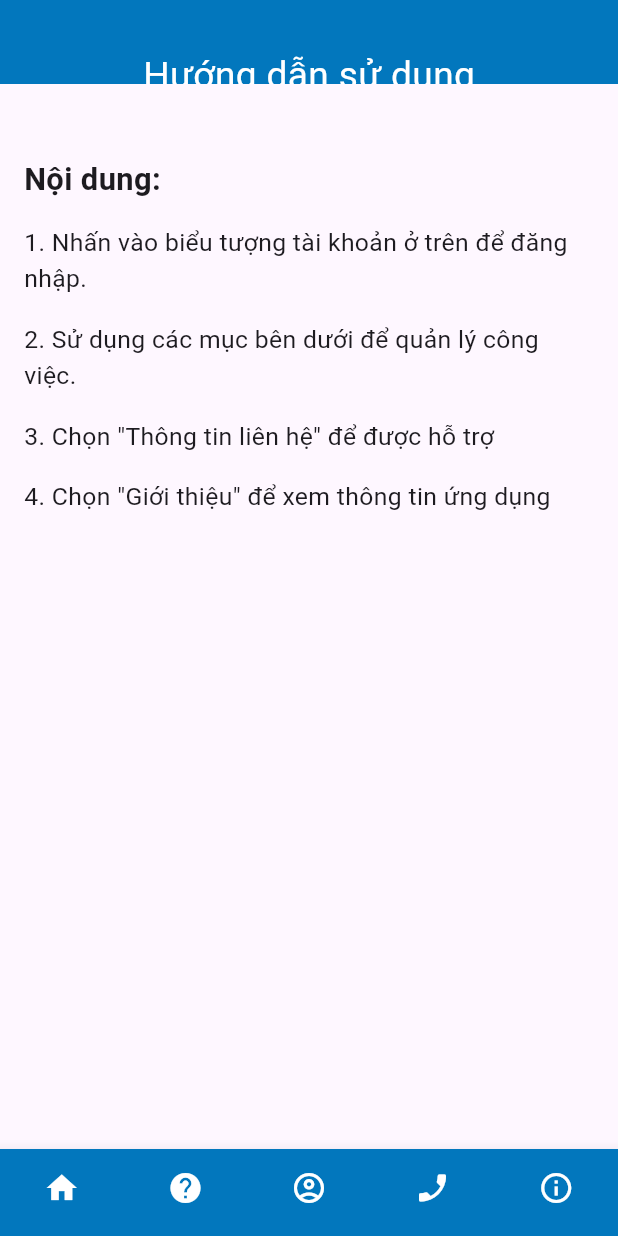
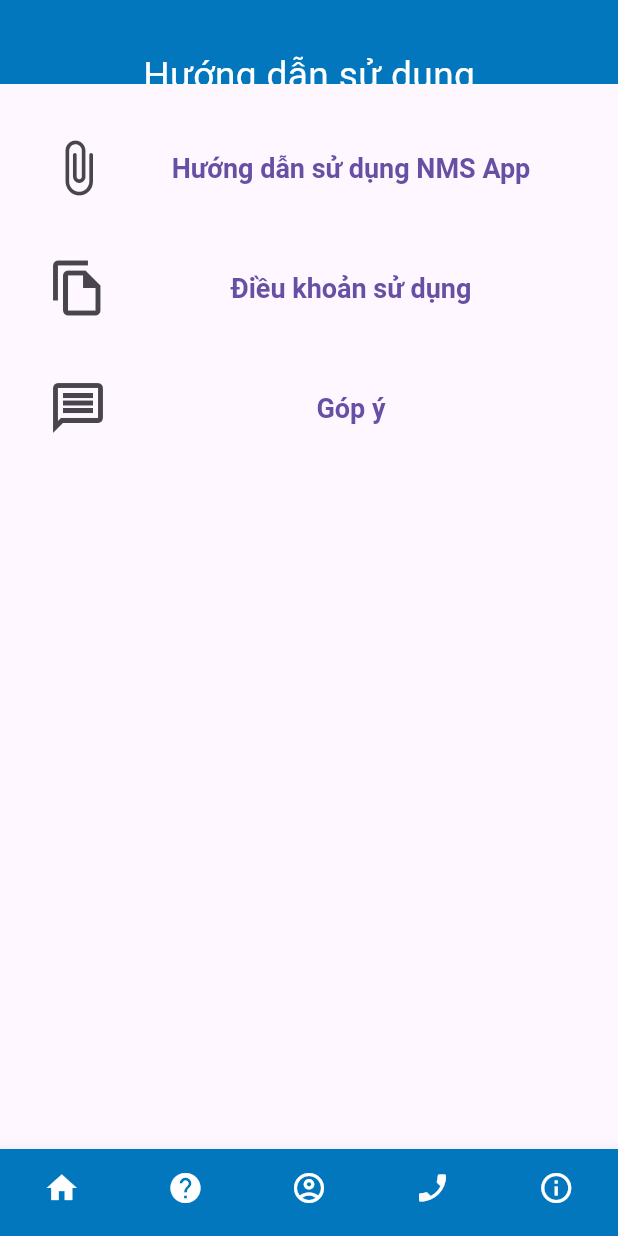
Before and after one commit to sieuga2712/NmsAppFlutter, a Flutter app: the HuongDanView screen opened by its route, on a phone screen of 412 x 824 dp. Run offline on Flutter 3.47's test engine with Material 3 defaults, Android fonts, the phone set to English and light mode, and no system bars; our stand-ins replace cookie_jar, diacritic, dio, flutter_html, flutter_spinkit, flutter_svg and 9 more; missing offline and left inert: flutter_web_auth_2, openid_client; accounts and stored records are empty; project files that could hold a hidden picture were left out.

```diff
--- a/lib/modules/views/welcomescreen/gioithieu_view.dart
+++ b/lib/modules/views/welcomescreen/gioithieu_view.dart
@@ -57,7 +57,7 @@ class GioiThieuView extends StatelessWidget {
                   crossAxisAlignment: CrossAxisAlignment.start,
                   children: <Widget>[
                     Text(
-                      'Thông tin phiên bản: 1.0.21',
+                      'Thông tin phiên bản: 1.0.0',
                       style: TextStyle(
                           fontSize: screenWidth * 0.04,
                           fontWeight: FontWeight.bold),
--- a/lib/modules/views/welcomescreen/huongdan_view.dart
+++ b/lib/modules/views/welcomescreen/huongdan_view.dart
@@ -3,10 +3,13 @@ import 'package:get/get.dart';
 import 'package:nms_app/global_widget/welcomescreen/custom_bottom_navigation_bar.dart';
 import 'package:nms_app/global_widget/welcomescreen/custom_header.dart';
 import 'package:nms_app/router.dart';
+import 'package:url_launcher/url_launcher.dart';
+import 'package:in_app_review/in_app_review.dart';
+
+import 'package:nms_app/core/values/app_color.dart';
 
 class HuongDanView extends StatelessWidget {
-  const HuongDanView({super.key});
-
+  final InAppReview inAppReview=InAppReview.instance;
   @override
   Widget build(BuildContext context) {
     final screenWidth = MediaQuery.of(context).size.width;
@@ -18,8 +21,7 @@ class HuongDanView extends StatelessWidget {
         child: Column(
           crossAxisAlignment: CrossAxisAlignment.start,
           children: <Widget>[
-            SizedBox(height: screenHeight * 0.04),
-            Text(
+            /*Text(
               'Nội dung:',
               style: TextStyle(
                 fontWeight: FontWeight.bold,
@@ -45,7 +47,82 @@ class HuongDanView extends StatelessWidget {
             Text(
               '4. Chọn "Giới thiệu" để xem thông tin ứng dụng',
               style: TextStyle(fontSize: screenWidth * 0.04),
+            ),*/ListTile(
+            leading: Icon(Icons.attach_file_rounded,
+                size: 40.0), // Biểu tượng bên trái
+            title: TextButton(
+              onPressed: () async {
+                final Uri url = Uri.parse(
+                    'https://youtu.be/uyfshNjbn38');
+               if (await canLaunchUrl(url)) {
+                  await launchUrl(url);
+                } else {
+                  throw 'Could not launch $url';
+                }
+              },
+              style: TextButton.styleFrom(
+                textStyle: TextStyle(
+                  color: Colors.blue,
+                  fontSize: 18,
+                  fontWeight: FontWeight.bold,
+                ), // Kiểu chữ
+              ),
+              child: Text('Hướng dẫn sử dụng NMS App'),
             ),
+            contentPadding:
+                EdgeInsets.symmetric(vertical: 8.0, horizontal: 16.0),
+          ),
+          ListTile(
+            leading: Icon(Icons.file_copy_outlined,
+                size: 40.0), // Biểu tượng bên trái
+            title: TextButton(
+              onPressed: () async {
+                final Uri url = Uri.parse(
+                    'https://docs.google.com/document/d/1QJklT1Xl2DPIz_eRjGHVEakqe0pCg9myDltq0rr0XOY/edit?usp=sharing');
+                if (await canLaunchUrl(url)) {
+                  await launchUrl(url);
+                } else {
+                  throw 'Could not launch $url';
+                }
+              },
+              style: TextButton.styleFrom(
+                textStyle: TextStyle(
+                  color: Colors.blue,
+                  fontSize: 18,
+                  fontWeight: FontWeight.bold,
+                ), // Kiểu chữ
+              ),
+              child: Text('Điều khoản sử dụng'),
+            ),
+            contentPadding:
+                EdgeInsets.symmetric(vertical: 8.0, horizontal: 16.0),
+          ),
+          ListTile(
+            leading: Icon(Icons.message_outlined,
+                size: 40.0), // Biểu tượng bên trái
+            title: TextButton(
+              onPressed: () async {
+               try{
+                if(await inAppReview.isAvailable()){
+                  inAppReview.requestReview();
+                }
+               }
+               catch(e){
+                print(e);
+               }
+              },
+              style: TextButton.styleFrom(
+                textStyle: TextStyle(
+                  color: Colors.blue,
+                  fontSize: 18,
+                  fontWeight: FontWeight.bold,
+                ), // Kiểu chữ
+              ),
+              child: Text('Góp ý'),
+            ),
+            contentPadding:
+                EdgeInsets.symmetric(vertical: 8.0, horizontal: 16.0),
+          )
           ],
         ),
       ),
--- a/pubspec.yaml
+++ b/pubspec.yaml
@@ -56,6 +56,8 @@ dependencies:
   diacritic: ^0.1.1
 
 dev_dependencies:
+  in_app_review: ^2.0.10
+  url_launcher: ^6.1.11
   flutter_test:
     sdk: flutter
 
```
Also changed, not shown: 3 other files.
